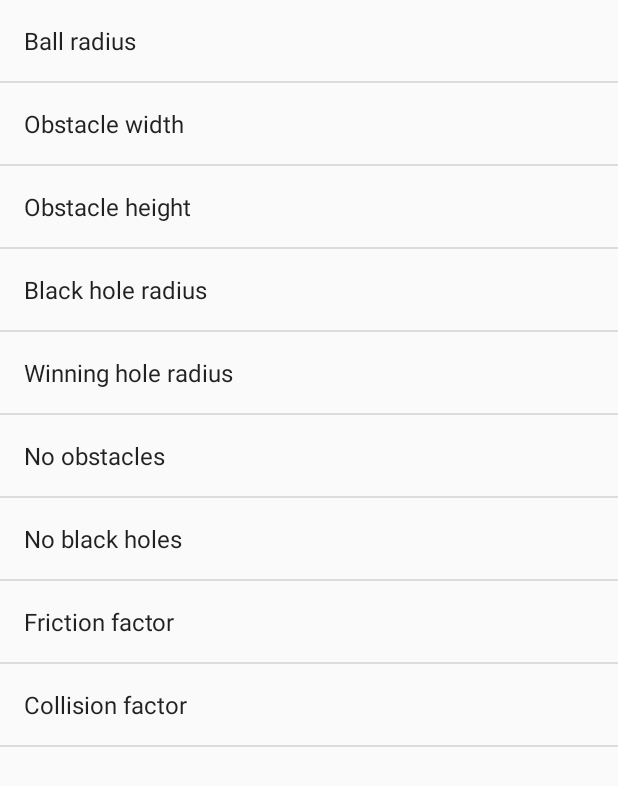
After one commit to stevanmilic/android-ball-game, an Android app: the SettingsActivity screen opened directly, with no data from a screen before it, on a phone screen of 412 x 824 dp. The commit adds this screen. Shown: the top 786 px of the screen. Run offline under Robolectric (Android 15) with nearby library versions, the phone set to English and light mode, and no system bars.

Commit message:
Settings implemented

```diff
--- a/app/src/main/AndroidManifest.xml
+++ b/app/src/main/AndroidManifest.xml
@@ -18,6 +18,7 @@
         <activity android:name=".polygon.controller.PolygonController"/>
         <activity android:name=".game.controller.GameController" android:hardwareAccelerated="true"/>
         <activity android:name=".statistics.controller.StatisticsActivity"/>
+        <activity android:name=".settings.SettingsActivity"/>
     </application>
 
 </manifest>
--- a/app/src/main/java/rs/etf/ms130329/ballgame/game/view/GameView.java
+++ b/app/src/main/java/rs/etf/ms130329/ballgame/game/view/GameView.java
@@ -77,8 +77,7 @@ public class GameView extends View {
             for (Obstacle obstacle : polygon.getObstacles()) {
                 obstacle.setCollisionState(polygon.getBall());
                 if (obstacle.getCollisionState() != Obstacle.CollisionState.NONE) {
-                    collision = new ObstacleCollision(polygon.getCollisionFactor(), polygon.getBall(), obstacle,
-                            obstacle.getCollisionState());
+                    collision = new ObstacleCollision(polygon.getCollisionFactor(), polygon.getBall(), obstacle);
                     break;
                 }
             }
--- /dev/null
+++ b/app/src/main/java/rs/etf/ms130329/ballgame/settings/SettingsActivity.java
@@ -0,0 +1,58 @@
+package rs.etf.ms130329.ballgame.settings;
+
+import android.app.Activity;
+import android.content.SharedPreferences;
+import android.os.Bundle;
+import android.preference.PreferenceManager;
+import android.support.annotation.Nullable;
+import android.view.Menu;
+import android.view.MenuInflater;
+import android.view.MenuItem;
+
+import rs.etf.ms130329.ballgame.R;
+
+/**
+ * Created by stevan on 8/4/17.
+ */
+
+public class SettingsActivity extends Activity {
+
+    public static final String KEY_PREF_BALL_RADIUS = "pref_ballRadius";
+    public static final String KEY_PREF_OBSTACLE_WIDTH = "pref_obstacleWidth";
+    public static final String KEY_PREF_OBSTACLE_HEIGHT = "pref_obstacleHeight";
+    public static final String KEY_PREF_BLACK_HOLE_RADIUS = "pref_blackHoleRadius";
+    public static final String KEY_PREF_WINNING_HOLE_RADIUS = "pref_winningHoleRadius";
+    public static final String KEY_PREF_NO_OBSTACLES = "pref_noObstacles";
+    public static final String KEY_PREF_NO_BLACK_HOLES = "pref_noBlackHoles";
+
+    public static final String KEY_PREF_FRICTION_FACTOR = "pref_frictionFactor";
+    public static final String KEY_PREF_COLLISION_FACTOR = "pref_collisionFactor";
+
+    @Override
+    protected void onCreate(@Nullable Bundle savedInstanceState) {
+        super.onCreate(savedInstanceState);
+        getFragmentManager().beginTransaction().replace(android.R.id.content, new SettingsFragment()).commit();
+    }
+
+    @Override
+    public boolean onCreateOptionsMenu(Menu menu) {
+        MenuInflater inflater = getMenuInflater();
+        inflater.inflate(R.menu.settings_menu, menu);
+        return true;
+    }
+
+    @Override
+    public boolean onOptionsItemSelected(MenuItem item) {
+        switch(item.getItemId()){
+            case R.id.default_values:
+                SharedPreferences sharedPreferences = PreferenceManager.getDefaultSharedPreferences(this);
+                sharedPreferences.edit().clear().apply();
+                PreferenceManager.setDefaultValues(this, R.xml.preferences, true);
+                getFragmentManager().beginTransaction().replace(android.R.id.content, new SettingsFragment()).commit();
+                return true;
+            default:
+                return super.onOptionsItemSelected(item);
+
+        }
+    }
+}
--- /dev/null
+++ b/app/src/main/java/rs/etf/ms130329/ballgame/settings/SettingsFragment.java
@@ -0,0 +1,20 @@
+package rs.etf.ms130329.ballgame.settings;
+
+import android.os.Bundle;
+import android.preference.PreferenceFragment;
+import android.support.annotation.Nullable;
+
+import rs.etf.ms130329.ballgame.R;
+
+/**
+ * Created by stevan on 8/4/17.
+ */
+
+public class SettingsFragment extends PreferenceFragment {
+
+    @Override
+    public void onCreate(@Nullable Bundle savedInstanceState) {
+        super.onCreate(savedInstanceState);
+        addPreferencesFromResource(R.xml.preferences);
+    }
+}
--- a/app/src/main/java/rs/etf/ms130329/ballgame/statistics/controller/StatisticsActivity.java
+++ b/app/src/main/java/rs/etf/ms130329/ballgame/statistics/controller/StatisticsActivity.java
@@ -42,7 +42,6 @@ public class StatisticsActivity extends Activity implements AdapterView.OnItemCl
         statisticsModel = new StatisticsModel(this);
 
         listView = (ListView) findViewById(R.id.statistics_polygon_list);
-        listView.setOnItemClickListener(this);
 
         textView = (TextView) findViewById(R.id.statistics_title);
 
@@ -53,6 +52,8 @@ public class StatisticsActivity extends Activity implements AdapterView.OnItemCl
             currentPolygonName = extras.getString(GameController.STATISTICS_PARAMETER_KEY);
             setPolygonStatisticsState(this, true);
         }
+
+        listView.setOnItemClickListener(this);
 
     }
 
--- /dev/null
+++ b/app/src/main/res/menu/settings_menu.xml
@@ -0,0 +1,5 @@
+<?xml version="1.0" encoding="utf-8"?>
+<menu xmlns:android="http://schemas.android.com/apk/res/android">
+    <item android:id="@+id/default_values"
+          android:title="@string/default_values" />
+</menu>
--- a/app/src/main/res/values/strings.xml
+++ b/app/src/main/res/values/strings.xml
@@ -21,4 +21,16 @@
     <string name="reset_polygon_statistics">Reset polygon statistics</string>
     <string name="reset_statistics">Reset complete statistics</string>
     <string name="save_score_dialog">Save Score</string>
+    <string name="ball_radius">Ball radius</string>
+    <string name="obstacle_width">Obstacle width</string>
+    <string name="obstacle_height">Obstacle height</string>
+    <string name="black_hole_radius">Black hole radius</string>
+    <string name="winning_hole_radius">Winning hole radius</string>
+    <string name="no_obstacles">No obstacles</string>
+    <string name="no_black_holes">No black holes</string>
+    <string name="friction_factor">Friction factor</string>
+    <string name="collision_factor">Collision factor</string>
+    <string name="friction_factor_default">0.9</string>
+    <string name="collision_factor_default">0.7</string>
+    <string name="default_values">Reset to Default values</string>
 </resources>
--- /dev/null
+++ b/app/src/main/res/xml/preferences.xml
@@ -0,0 +1,67 @@
+<?xml version="1.0" encoding="utf-8"?>
+<PreferenceScreen xmlns:android="http://schemas.android.com/apk/res/android">
+
+    <EditTextPreference
+        android:numeric="integer"
+        android:defaultValue="@integer/ball_radius"
+        android:key="pref_ballRadius"
+        android:selectAllOnFocus="true"
+        android:singleLine="true"
+        android:title="@string/ball_radius"/>
+    <EditTextPreference
+        android:numeric="integer"
+        android:defaultValue="@integer/obstacle_width"
+        android:key="pref_obstacleWidth"
+        android:selectAllOnFocus="true"
+        android:singleLine="true"
+        android:title="@string/obstacle_width"/>
+    <EditTextPreference
+        android:numeric="integer"
+        android:defaultValue="@integer/obstacle_height"
+        android:key="pref_obstacleHeight"
+        android:selectAllOnFocus="true"
+        android:singleLine="true"
+        android:title="@string/obstacle_height"/>
+    <EditTextPreference
+        android:numeric="integer"
+        android:defaultValue="@integer/black_hole_radius"
+        android:key="pref_blackHoleRadius"
+        android:selectAllOnFocus="true"
+        android:singleLine="true"
+        android:title="@string/black_hole_radius"/>
+    <EditTextPreference
+        android:numeric="integer"
+        android:defaultValue="@integer/winning_hole_radius"
+        android:key="pref_winningHoleRadius"
+        android:selectAllOnFocus="true"
+        android:singleLine="true"
+        android:title="@string/winning_hole_radius"/>
+    <EditTextPreference
+        android:numeric="integer"
+        android:defaultValue="@integer/no_obstacles"
+        android:key="pref_noObstacles"
+        android:selectAllOnFocus="true"
+        android:singleLine="true"
+        android:title="@string/no_obstacles"/>
+    <EditTextPreference
+        android:numeric="integer"
+        android:defaultValue="@integer/no_black_holes"
+        android:key="pref_noBlackHoles"
+        android:selectAllOnFocus="true"
+        android:singleLine="true"
+        android:title="@string/no_black_holes"/>
+    <EditTextPreference
+        android:numeric="decimal"
+        android:defaultValue="@string/friction_factor_default"
+        android:key="pref_frictionFactor"
+        android:selectAllOnFocus="true"
+        android:singleLine="true"
+        android:title="@string/friction_factor"/>
+    <EditTextPreference
+        android:numeric="decimal"
+        android:defaultValue="@string/collision_factor_default"
+        android:key="pref_collisionFactor"
+        android:selectAllOnFocus="true"
+        android:singleLine="true"
+        android:title="@string/collision_factor"/>
+</PreferenceScreen>
```
Also changed, not shown: app/src/main/java/rs/etf/ms130329/ballgame/MainActivity.java (+31 -25 lines), app/src/main/java/rs/etf/ms130329/ballgame/engine/physics/collision/ObstacleCollision.java (+6 -2 lines), app/src/main/java/rs/etf/ms130329/ballgame/game/model/GameModel.java (+10 -6 lines), app/src/main/java/rs/etf/ms130329/ballgame/game/view/GameSurfaceView.java (+15 -5 lines), app/src/main/java/rs/etf/ms130329/ballgame/polygon/controller/PolygonController.java (+8 -8 lines), app/src/main/java/rs/etf/ms130329/ballgame/polygon/model/PolygonModel.java (+62 -0 lines), app/src/main/java/rs/etf/ms130329/ballgame/polygon/view/PolygonView.java (+17 -11 lines), app/src/main/res/menu/main_menu.xml (renamed from app/src/main/res/menu/game_menu.xml).
